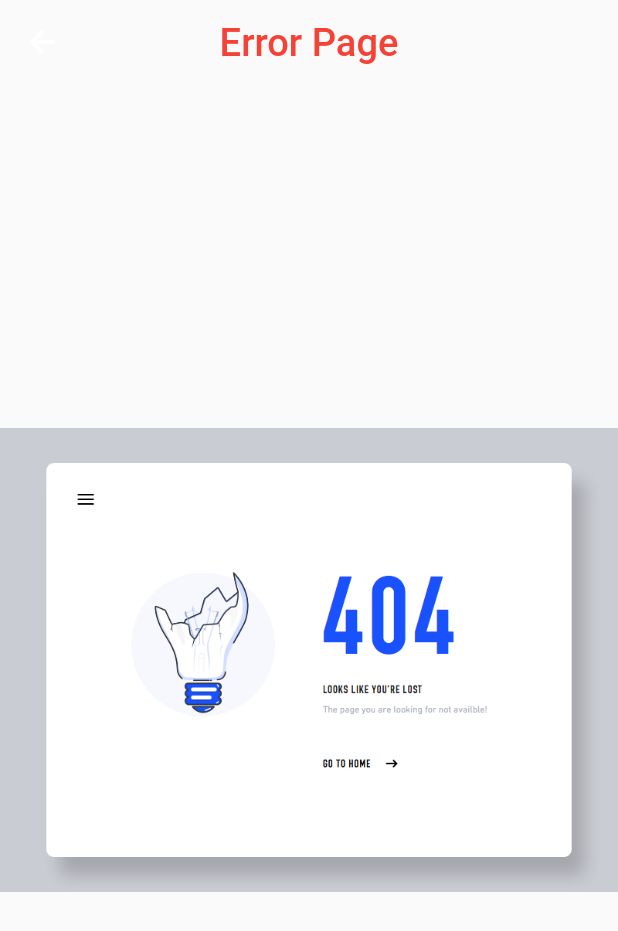
After one commit to dilbekdeveloper11/newapp, a Flutter app: the ErrorPage screen opened directly, on a phone screen of 412 x 824 dp. The commit adds this screen. Shown: the top 931 px of the screen. Run offline on Flutter 3.47's test engine with Material 2 defaults, Android fonts, the phone set to English and light mode, and no system bars; our stand-ins replace connectivity_plus, flutter_svg.

Commit message:
uiga base View qoshildi

```diff
--- /dev/null
+++ b/lib/core/compliments/constants/base_view_page.dart
@@ -0,0 +1,55 @@
+import 'package:connectivity_plus/connectivity_plus.dart';
+
+import 'package:flutter/material.dart';
+import 'package:newexam/screens/Error_page.dart';
+
+class BaseView<T> extends StatefulWidget {
+  final T? viewModal;
+  final Widget Function(BuildContext context, T value)? onPageBuilder;
+  final Function(T model)? onModelReady;
+  final VoidCallback? onDispose;
+
+  const BaseView({
+    Key? key,
+    required this.viewModal,
+    required this.onPageBuilder,
+    this.onDispose,
+    this.onModelReady,
+  }) : super(key: key);
+
+  @override
+  State<BaseView> createState() => _BaseViewState();
+}
+
+class _BaseViewState extends State<BaseView> {
+  var subscription;
+  var internetStatus;
+
+  @override
+  void initState() {
+    super.initState();
+    // connectivity_plus
+    subscription = Connectivity()
+        .onConnectivityChanged
+        .listen((ConnectivityResult result) {
+      setState(() {
+        internetStatus = result;
+      });
+    });
+    if (widget.onModelReady != null) widget.onModelReady!(widget.viewModal);
+  }
+
+  @override
+  Widget build(BuildContext context) {
+    return internetStatus == ConnectivityResult.none
+        ? const ErrorPage()
+        : widget.onPageBuilder!(context, widget.viewModal);
+  }
+
+  @override
+  void dispose() {
+    subscription.dispose;
+    if (widget.onDispose != null) widget.onDispose!();
+    super.dispose();
+  }
+}
--- a/lib/main.dart
+++ b/lib/main.dart
@@ -1,4 +1,6 @@
 import 'package:flutter/material.dart';
+import 'package:newexam/core/compliments/constants/router_page.dart';
+import 'package:newexam/screens/Error_page.dart';
 import 'package:newexam/screens/home/home_page.dart';
 import 'package:newexam/screens/news_detail_page.dart';
 import 'package:newexam/screens/notifications/notifications.dart';
@@ -19,7 +21,9 @@ class MyApp extends StatelessWidget {
       theme: ThemeData(
         primarySwatch: Colors.blue,
       ),
-      home: const HomePage(),
+
+      initialRoute: "/",
+      onGenerateRoute: RouteGenerator.generateRoute,
     );
   }
 }
--- /dev/null
+++ b/lib/screens/Error_page.dart
@@ -0,0 +1,40 @@
+import 'package:flutter/material.dart';
+import 'package:newexam/core/compliments/constants/base_view_page.dart';
+import 'package:newexam/core/compliments/constants/sizeConfig.dart';
+import 'package:newexam/screens/home/home_page.dart';
+
+class ErrorPage extends StatelessWidget {
+  const ErrorPage({Key? key}) : super(key: key);
+
+  @override
+  Widget build(BuildContext context) {
+    SizeConfig.init(context);
+    return BaseView(viewModal: HomePage(),
+      onPageBuilder:(context,widget)=> Scaffold(
+        appBar: AppBar(
+          backgroundColor: Colors.transparent,
+          elevation: 0,
+          centerTitle: true,
+          title: Text(
+            "Error Page",
+            style: TextStyle(
+              fontSize: getHeight(25),
+              color: Colors.red,
+            ),
+          ),
+        ),
+        body: Container(
+          height: double.infinity,
+          width: double.infinity,
+          decoration: const BoxDecoration(
+            image: DecorationImage(
+              image: AssetImage(
+                "assets/images/993768b8e2b9e752c082a6657dc0f218.png",
+              ),
+            ),
+          ),
+        ),
+      ),
+    );
+  }
+}
--- a/pubspec.yaml
+++ b/pubspec.yaml
@@ -38,6 +38,7 @@ dependencies:
   flutter_bloc: ^8.0.1
   flutter_svg: ^1.0.3
   modal_bottom_sheet: ^2.0.1
+  connectivity_plus: ^2.3.0
 
 dev_dependencies:
   flutter_test:
```
Also changed, not shown: lib/core/compliments/components.dart (+6 -4 lines), lib/core/compliments/constants/router_page.dart (added, +19 -0 lines), lib/screens/home/home_page.dart (+21 -9 lines), lib/screens/news_detail_page.dart (+26 -0 lines), lib/screens/notifications/notifications.dart (+8 -3 lines), assets/images/993768b8e2b9e752c082a6657dc0f218.png (added), assets/images/PuXipAW3AXUzUJ4uYyxPKC-1200-80.jpg (added), pubspec.lock, 2 other files.
